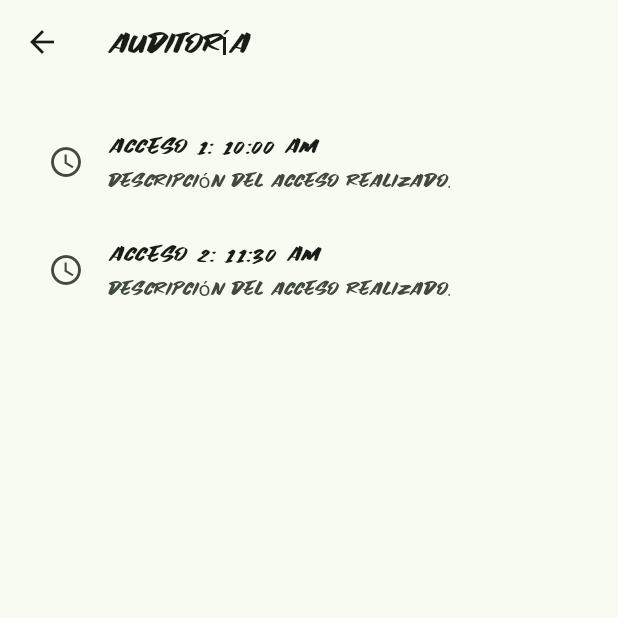
After one commit to Jiren350z/3479A321_2022479021, a Flutter app: the AuditPage screen opened directly, on a phone screen of 412 x 824 dp, the top half of it. The commit adds this screen. Run offline on Flutter 3.47's test engine with Material 3 defaults, Android fonts, the phone set to English and light mode, and no system bars; our stand-ins replace flutter_svg, logger.

Commit message:
se hizo el punto 1 del lab6

```diff
--- a/lib/main.dart
+++ b/lib/main.dart
@@ -27,7 +27,7 @@ class MyApp extends StatelessWidget {
         colorScheme: ColorScheme.fromSeed(seedColor: const Color.fromARGB(255, 21, 194, 38)),
         useMaterial3: true,
       ),
-      home: const MyHomePage(title: 'Laboratorio_5'),
+      home: const MyHomePage(title: 'Laboratorio_6'),
     );
   }
 }
--- /dev/null
+++ b/lib/pages/audit.dart
@@ -0,0 +1,30 @@
+import 'package:flutter/material.dart';
+
+class AuditPage extends StatelessWidget {
+  const AuditPage({super.key});
+
+  @override
+  Widget build(BuildContext context) {
+    return Scaffold(
+      appBar: AppBar(
+        title: const Text('Auditoría'),
+      ),
+      body: ListView(
+        padding: const EdgeInsets.all(16.0),
+        children: const [
+          ListTile(
+            leading: Icon(Icons.access_time),
+            title: Text('Acceso 1: 10:00 AM'),
+            subtitle: Text('Descripción del acceso realizado.'),
+          ),
+          ListTile(
+            leading: Icon(Icons.access_time),
+            title: Text('Acceso 2: 11:30 AM'),
+            subtitle: Text('Descripción del acceso realizado.'),
+          ),
+          // Agrega más ListTile para otros accesos.
+        ],
+      ),
+    );
+  }
+}
```
Also changed, not shown: lib/pages/my_home_page.dart (+75 -0 lines).
